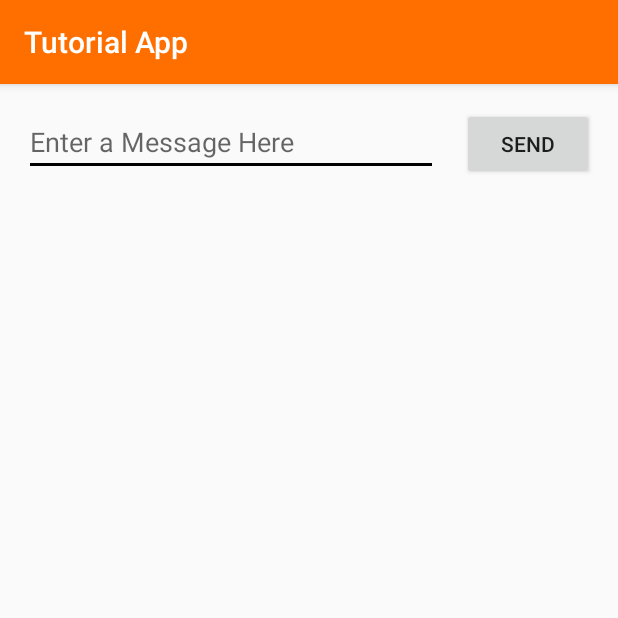
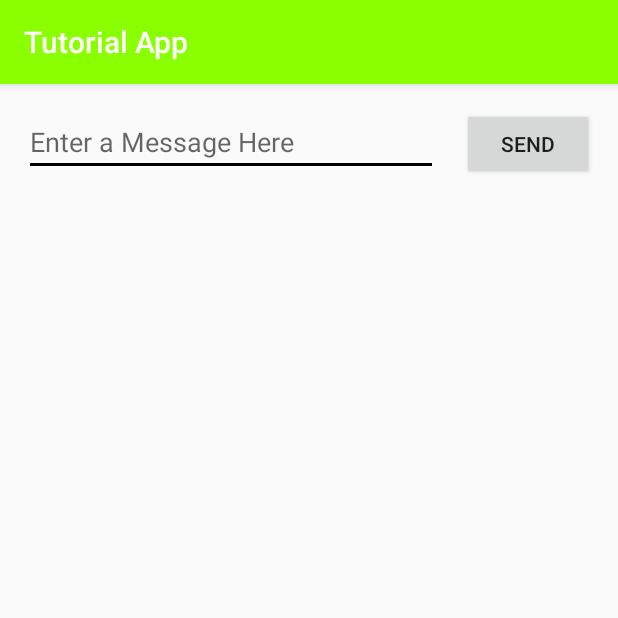
Before and after one commit to CSMACA/TutorialAndroidApp, an Android app: the screen it shows after launch (MainActivity), on a phone screen of 412 x 824 dp, the top half of it. Run offline under Robolectric (Android 15) with nearby library versions, the phone set to English and light mode, and no system bars.

Commit message:
Added new text colors, updated palette, added scroll functionality and changed margins.
Signed-off-by: Kazmakah <arscience97@gmail.com>

```diff
--- a/app/src/main/res/values/colors.xml
+++ b/app/src/main/res/values/colors.xml
@@ -1,6 +1,7 @@
 <?xml version="1.0" encoding="utf-8"?>
 <resources>
-    <color name="colorPrimary">#FF6F00</color>
-    <color name="colorPrimaryDark">#BF360C</color>
+    <color name="colorPrimary">#8AFF00</color>
+    <color name="colorPrimaryDark">#417E00</color>
     <color name="colorAccent">#000000</color>
+    <color name="textColor">#000000</color>
 </resources>
--- a/app/src/main/res/values/strings.xml
+++ b/app/src/main/res/values/strings.xml
@@ -2,4 +2,5 @@
     <string name="app_name">Tutorial App</string>
     <string name="button_send">Send</string>
     <string name="enter_message">Enter a Message Here</string>
+    <string name="message_repeat_prologue">Your Message: %1$s</string>
 </resources>
```
Also changed, not shown: app/src/main/res/layout/activity_display_message.xml (+11 -4 lines).
